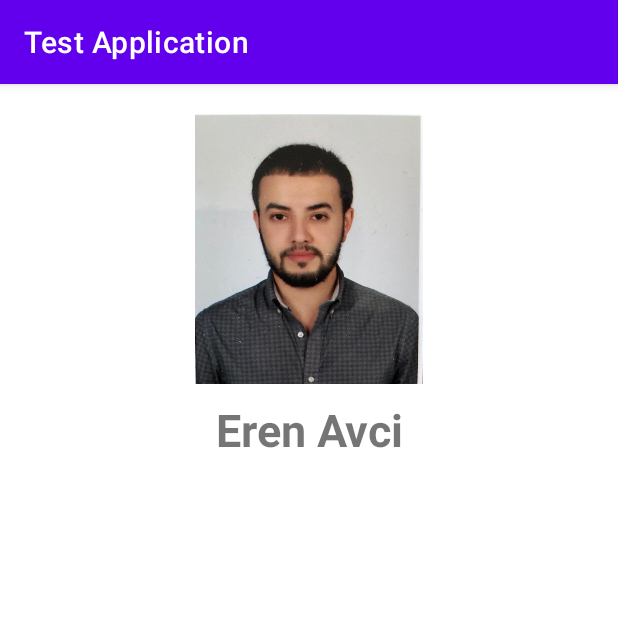
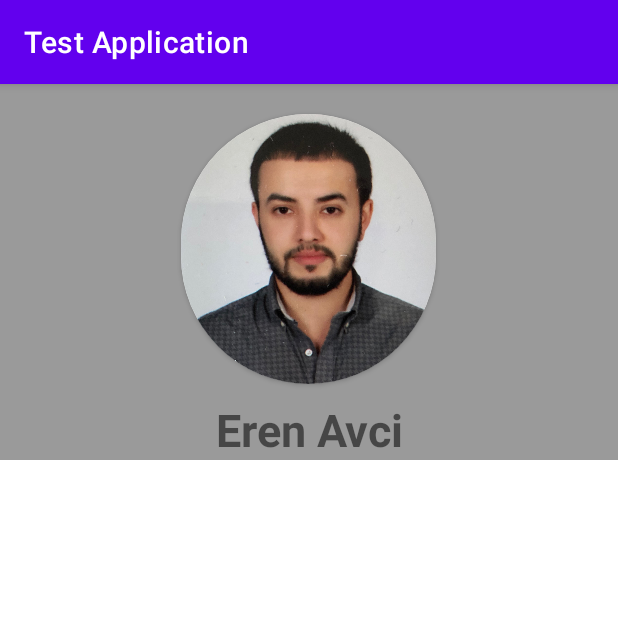
Before and after one commit to avcieren/TestApp, an Android app: the screen it shows after launch (MainActivity), on a phone screen of 412 x 824 dp, the top half of it. Run offline under Robolectric (Android 15) with nearby library versions, the phone set to English and light mode, and no system bars; our stand-ins replace RxJava; pictures from the network do not load.

Commit message:
circle image added

```diff
--- a/app/src/main/java/com/erenavci/testapplication/view/SecondFragment.kt
+++ b/app/src/main/java/com/erenavci/testapplication/view/SecondFragment.kt
@@ -43,6 +43,7 @@ class SecondFragment : Fragment() {
              binding.textView7.text= "Platform: ${SecondFragmentArgs.fromBundle(it).model}"
              when(SecondFragmentArgs.fromBundle(it).model){
                  "Sercomm G450" -> binding.imageView2.setImageResource(R.drawable.vera_plus_big)
+
                  "Sercomm G550" -> binding.imageView2.setImageResource(R.drawable.vera_secure_big)
                  else -> binding.imageView2.setImageResource(R.drawable.vera_edge_big)
              }
--- a/app/src/main/res/layout/activity_main.xml
+++ b/app/src/main/res/layout/activity_main.xml
@@ -12,20 +12,28 @@
         android:layout_height="wrap_content"
         android:layout_marginBottom="1dp"
         android:orientation="vertical"
+        android:background="#9A9A9A"
         app:layout_constraintHorizontal_weight="2"
         app:layout_constraintBottom_toTopOf="@+id/fragmentContainerView"
         app:layout_constraintEnd_toEndOf="parent"
         app:layout_constraintStart_toStartOf="parent"
         app:layout_constraintTop_toTopOf="parent">
+        <androidx.cardview.widget.CardView
+            android:layout_width="170dp"
+            android:layout_height="180dp"
+            android:layout_gravity="center"
+            app:cardCornerRadius="250dp"
+            android:layout_marginTop="20dp">
 
-        <ImageView
-            android:layout_width="match_parent"
-            android:layout_height="180dp"
-            android:layout_marginTop="20dp"
-            android:src="@drawable/eren">
+            <ImageView
+                android:layout_width="184dp"
+                android:layout_height="180dp"
+                android:layout_marginTop="0dp"
+                android:scaleType="centerCrop"
+                android:src="@drawable/eren">
 
-        </ImageView>
-
+            </ImageView>
+        </androidx.cardview.widget.CardView>
         <TextView
             android:layout_width="match_parent"
             android:layout_height="wrap_content"
```
